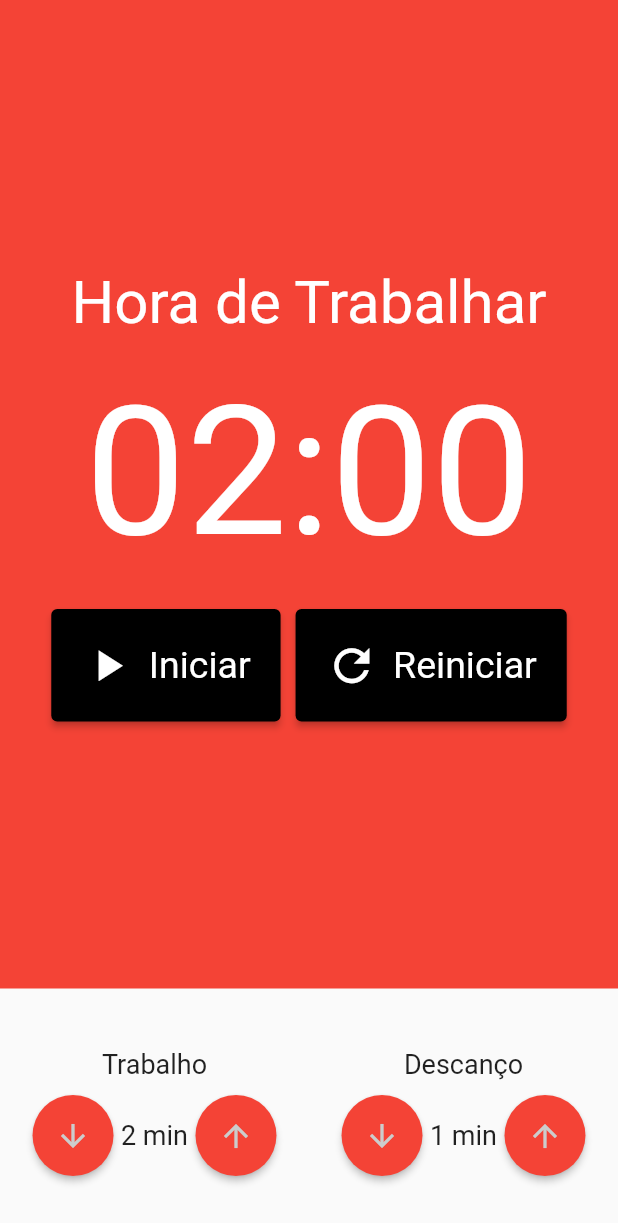
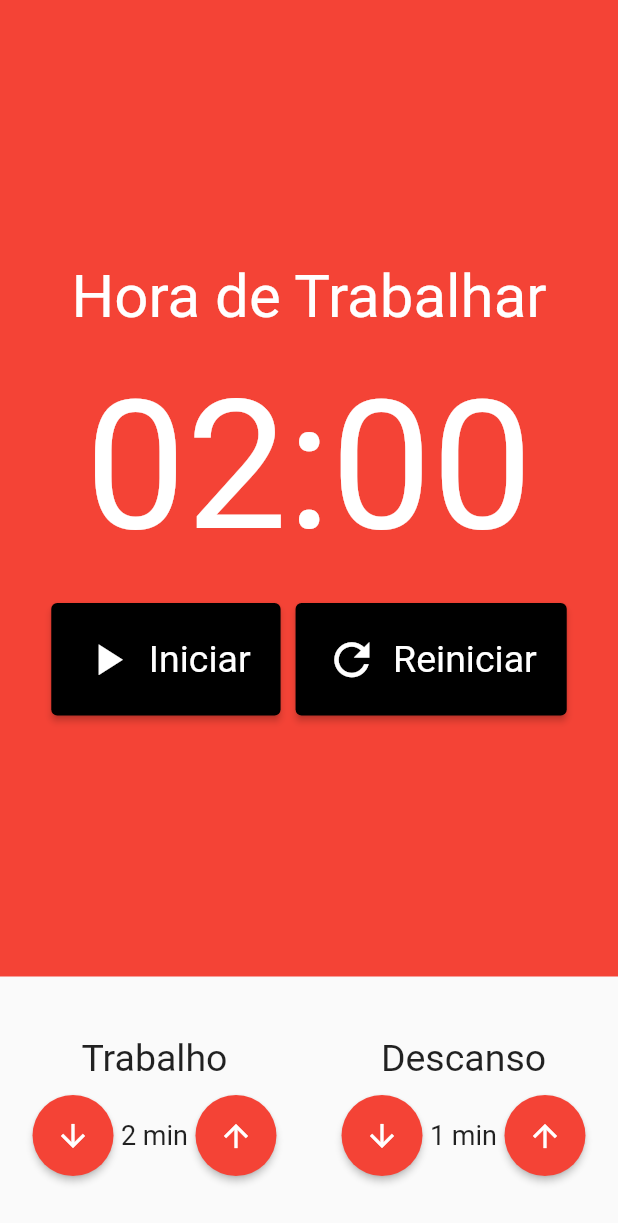
Before and after one commit to igorMaldonado10/pomodoro_app, a Flutter app: the screen it shows after launch, on a phone screen of 412 x 824 dp. Shown: the top 1223 px of the screen. Run offline on Flutter 3.47's test engine with Material 2 defaults, Android fonts, the phone set to English and light mode, and no system bars; our stand-ins replace flutter_mobx, mobx; missing offline and left inert: theme_tailor_annotation; generated files the repository leaves out were written again.

Commit message:
Implement timer

```diff
--- a/lib/components/cronometro.dart
+++ b/lib/components/cronometro.dart
@@ -18,10 +18,11 @@ class Cronometro extends StatelessWidget {
           child: Column(
             mainAxisAlignment: MainAxisAlignment.center,
             children: [
-              // Padding(padding: EdgeInsets.only(bottom: 25)),
               Text(
-                store.estaTrabalhando() ? 'Hora de Trabalhar' : 'Hora de descansar',
-                style: TextStyle(
+                  store.estaTrabalhando()
+                      ? 'Hora de Trabalhar'
+                      : 'Hora de Descansar',
+                  style: const TextStyle(
                     fontSize: 40,
                     color: Colors.white,
                   ),
@@ -34,9 +35,7 @@ class Cronometro extends StatelessWidget {
                     color: Colors.white,
                   ),
                 ),
-              const SizedBox(
-                height: 20,
-              ),
+              const SizedBox(height: 20),
               Row(
                 mainAxisAlignment: MainAxisAlignment.center,
                 children: [
@@ -44,8 +43,8 @@ class Cronometro extends StatelessWidget {
                     Padding(
                       padding: const EdgeInsets.only(right: 5),
                       child: CronometroBotao(
+                        texto: 'Iniciar',
                         icone: Icons.play_arrow,
-                        texto: 'Iniciar',
                         click: store.iniciar,
                       ),
                     ),
@@ -53,16 +52,16 @@ class Cronometro extends StatelessWidget {
                     Padding(
                       padding: const EdgeInsets.only(right: 10),
                       child: CronometroBotao(
+                        texto: 'Parar',
                         icone: Icons.stop,
-                        texto: 'Parar',
                         click: store.parar,
                       ),
                     ),
                   Padding(
                     padding: const EdgeInsets.only(left: 5),
                     child: CronometroBotao(
+                      texto: 'Reiniciar',
                       icone: Icons.refresh,
-                      texto: 'Reiniciar',
                       click: store.reiniciar,
                     ),
                   ),
--- a/lib/components/cronometro_botao.dart
+++ b/lib/components/cronometro_botao.dart
@@ -6,19 +6,26 @@ class CronometroBotao extends StatelessWidget {
   final IconData icone;
   final void Function()? click;
 
-  CronometroBotao(
-      {super.key, required this.texto, required this.icone, this.click});
+  const CronometroBotao({
+    required this.texto,
+    required this.icone,
+    this.click,
+    super.key,
+  });
 
   @override
   Widget build(BuildContext context) {
-
     return ElevatedButton(
       style: ElevatedButton.styleFrom(
         backgroundColor: Colors.black,
-            padding: const EdgeInsets.symmetric(horizontal: 20, vertical: 20),
-            textStyle: TextStyle(
+        padding: const EdgeInsets.symmetric(
+          horizontal: 20,
+          vertical: 20,
+        ),
+        textStyle: const TextStyle(
           fontSize: 25,
-            )),
+        ),
+      ),
       onPressed: click,
       child: Row(
         children: [
@@ -31,6 +38,7 @@ class CronometroBotao extends StatelessWidget {
           ),
           Text(texto),
         ],
-        ));
+      ),
+    );
   }
 }
--- a/lib/components/entradaTempo.dart
+++ b/lib/components/entradaTempo.dart
@@ -1,4 +1,4 @@
-import 'package:design_system/design_system.dart';
+// import 'package:design_system/design_system.dart';
 import 'package:flutter/material.dart';
 import 'package:provider/provider.dart';
 
@@ -11,11 +11,11 @@ class EntradaTempo extends StatelessWidget {
   final void Function()? dec;
 
   const EntradaTempo({
-    super.key,
+    required this.titulo,
+    required this.valor,
     this.inc,
     this.dec,
-    required this.titulo,
-    required this.valor,
+    super.key,
   });
 
   @override
@@ -25,60 +25,47 @@ class EntradaTempo extends StatelessWidget {
     return Column(
       crossAxisAlignment: CrossAxisAlignment.center,
       children: [
-        // const Padding(padding: EdgeInsets.only(bottom: 45)),
         Text(
           titulo,
           style: const TextStyle(
-            fontSize: 18,
+            fontSize: 25,
           ),
         ),
-        const SizedBox(
-          height: 10,
-        ),
+        const SizedBox(height: 10),
         Row(
           mainAxisAlignment: MainAxisAlignment.center,
           children: [
             ElevatedButton(
               onPressed: dec,
-              child: Icon(
+              style: ElevatedButton.styleFrom(
+                shape: const CircleBorder(),
+                padding: const EdgeInsets.all(15),
+                backgroundColor:
+                    store.estaTrabalhando() ? Colors.red : Colors.green,
+              ),
+              child: const Icon(
                 Icons.arrow_downward,
-                // color: DSConstColor.lighter,
-                color: DSConstColor.light,
+                color: Colors.white,
               ),
-              style: ElevatedButton.styleFrom(
-                  shape: CircleBorder(),
-                  padding: EdgeInsets.all(15),
-                  backgroundColor:
-                  store.estaTrabalhando() ?
-                  Colors.red :
-                  Colors.green,
-                ),
             ),
             Text(
               '$valor min',
-              style: TextStyle(
+              style: const TextStyle(
                 fontSize: 18,
               ),
             ),
             ElevatedButton(
               onPressed: inc,
-              // Isso não pode:
-              // onPressed: () {
-              //   inc;
-              // },
-              child: Icon(
+              style: ElevatedButton.styleFrom(
+                shape: const CircleBorder(),
+                padding: const EdgeInsets.all(15),
+                backgroundColor:
+                    store.estaTrabalhando() ? Colors.red : Colors.green,
+              ),
+              child: const Icon(
                 Icons.arrow_upward,
-                // color: DSConstColor.lighter,
-                color: DSConstColor.light,
+                color: Colors.white,
               ),
-              style: ElevatedButton.styleFrom(
-                  shape: CircleBorder(),
-                  padding: EdgeInsets.all(15),
-                  backgroundColor:
-                  store.estaTrabalhando() ?
-                  Colors.red :
-                  Colors.green,
-                  ),
             ),
           ],
         ),
--- a/lib/pages/pomodoro.dart
+++ b/lib/pages/pomodoro.dart
@@ -17,31 +17,31 @@ class Pomodoro extends StatelessWidget {
         crossAxisAlignment: CrossAxisAlignment.stretch,
         children: [
           const Expanded(
-            child: Cronometro()),
+            child: Cronometro(),
+          ),
           Padding(
             padding: const EdgeInsets.symmetric(vertical: 40),
             child: Observer(
+              name: 'observerPomodoro',
               builder: (_) => Row(
                 mainAxisAlignment: MainAxisAlignment.spaceAround,
                 children: [
                   EntradaTempo(
                     titulo: 'Trabalho',
                     valor: store.tempoTrabalho,
-                    inc: store.incrementarTempoTrabalha,
-                    dec:store.decrementarTempoTrabalho
-
+                    inc: store.incrementarTempoTrabalho,
+                    dec: store.decrementarTempoTrabalho,
                   ),
                   EntradaTempo(
-                    titulo: 'Descanço',
+                    titulo: 'Descanso',
                     valor: store.tempoDescanso,
                     inc: store.incrementarTempoDescanso,
                     dec: store.decrementarTempoDescanso,
-
-                  )
+                  ),
                 ],
               ),
             ),
-          )
+          ),
         ],
       ),
     );
--- a/lib/store/pomodoro.store.dart
+++ b/lib/store/pomodoro.store.dart
@@ -6,10 +6,7 @@ part 'pomodoro.store.g.dart';
 
 class PomodoroStore = _PomodoroStore with _$PomodoroStore;
 
-enum TipoIntervalo {
-  trabalho,
-  descanso,
-}
+enum TipoIntervalo { trabalho, descanso }
 
 abstract class _PomodoroStore with Store {
   @observable
@@ -55,12 +52,11 @@ abstract class _PomodoroStore with Store {
 
   @action
   void reiniciar() {
-    // iniciado = false;
     parar();
   }
 
   @action
-  void incrementarTempoTrabalha() {
+  void incrementarTempoTrabalho() {
     tempoTrabalho++;
   }
 
@@ -89,9 +85,8 @@ abstract class _PomodoroStore with Store {
 
   void _trocarTipoIntervalo() {
     if (estaTrabalhando()) {
-      tipoIntervalo == TipoIntervalo.descanso;
+      tipoIntervalo = TipoIntervalo.descanso;
       minutos = tempoDescanso;
-      // segundos = 0;
     } else {
       tipoIntervalo = TipoIntervalo.trabalho;
       minutos = tempoTrabalho;
```
Also changed, not shown: lib/main.dart (+0 -9 lines), lib/store/pomodoro.store.g.dart. Lines whose indentation alone changed are shown as unchanged.
